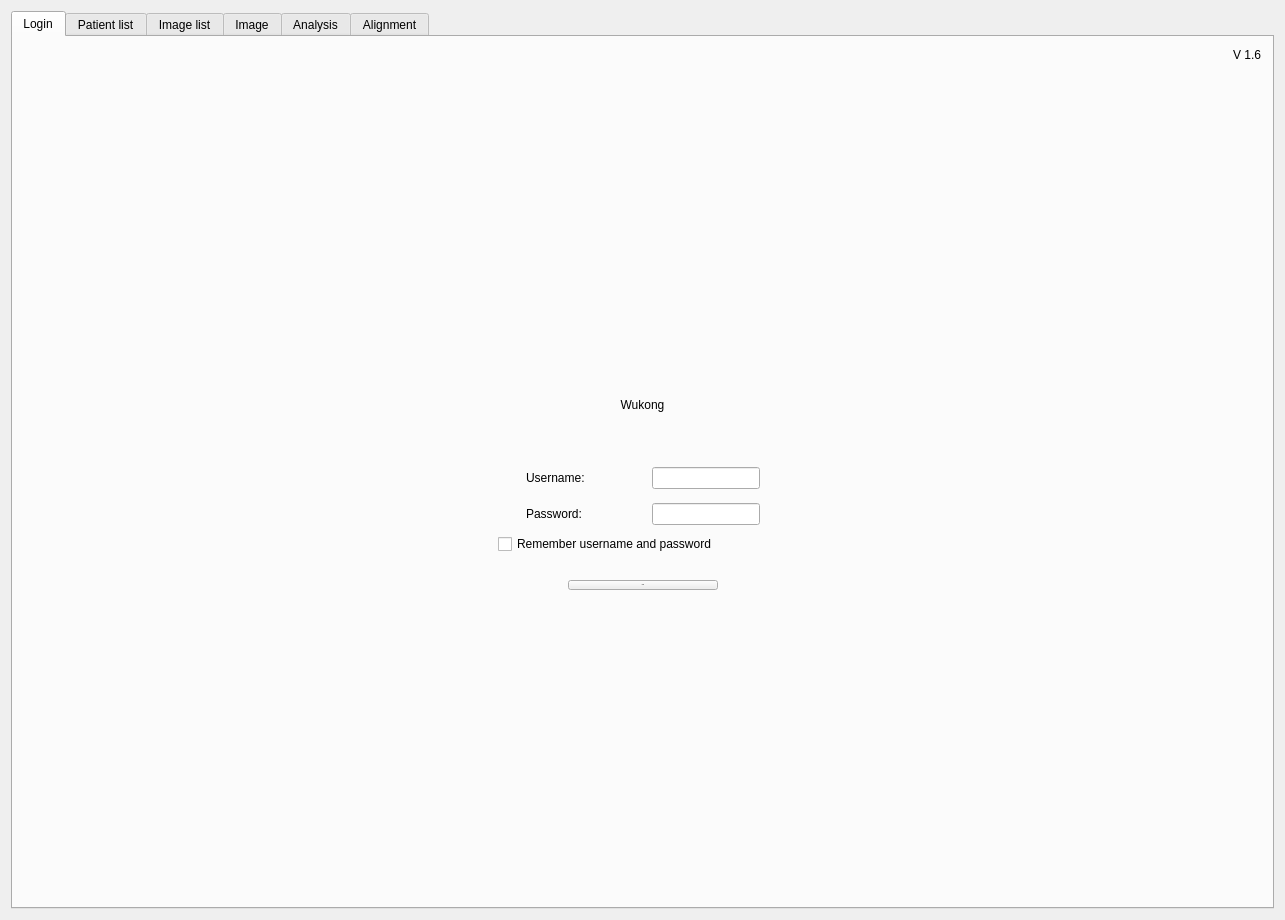
The window that DesktopApp/desktopapp.ui (michaelfong2017/landmark-annotator-desktop) describes before a commit, drawn with Qt 5.
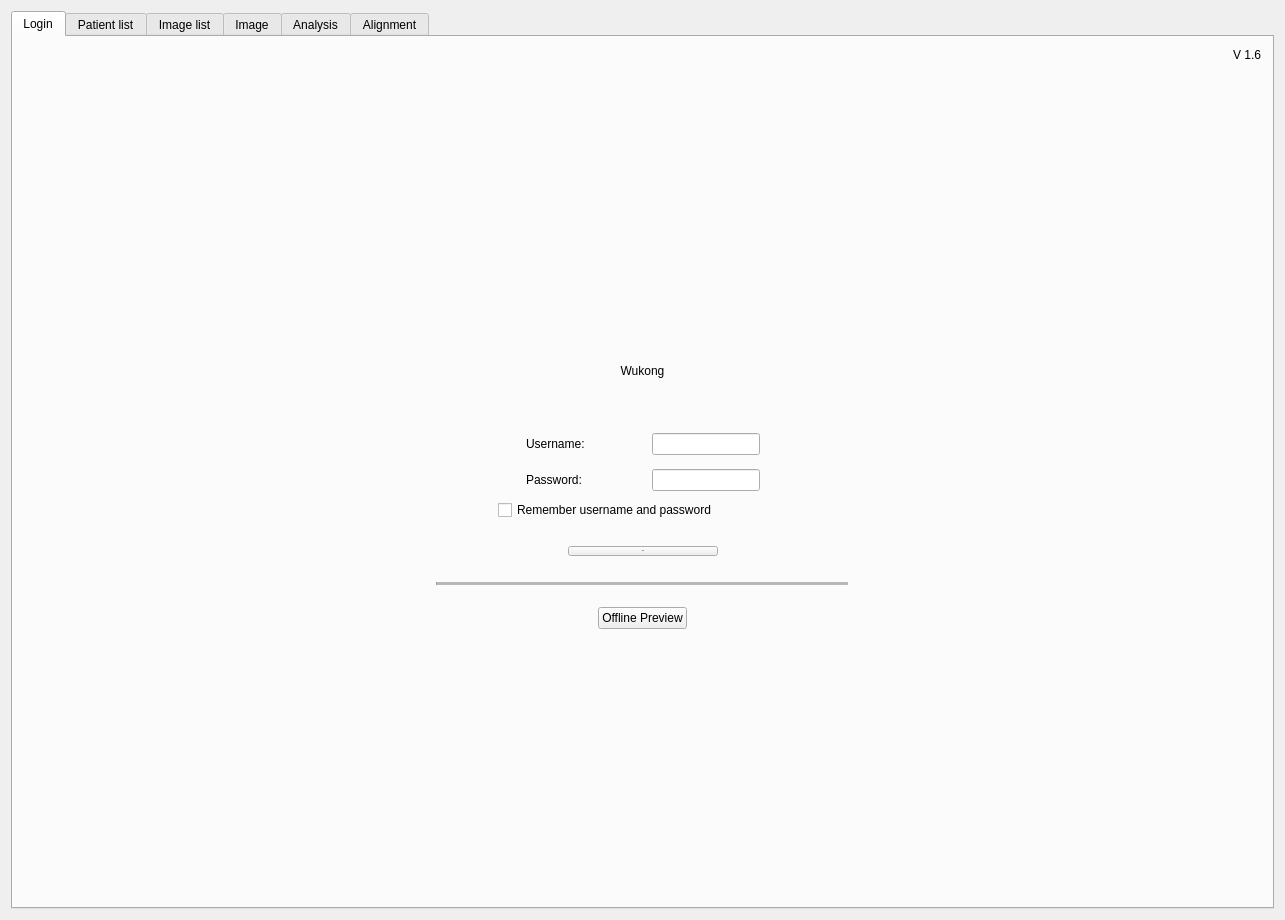
The same window after the commit.

Commit message: - If disconnected during log in, show alert / timeout. - Preview function / Offline login. - Log out. - Switch between Chinese and English main code.

```diff
--- a/DesktopApp/desktopapp.ui
+++ b/DesktopApp/desktopapp.ui
@@ -454,6 +454,124 @@
          </item>
         </layout>
        </item>
+       <item>
+        <spacer name="verticalSpacer_8">
+         <property name="orientation">
+          <enum>Qt::Vertical</enum>
+         </property>
+         <property name="sizeType">
+          <enum>QSizePolicy::Minimum</enum>
+         </property>
+         <property name="sizeHint" stdset="0">
+          <size>
+           <width>20</width>
+           <height>7</height>
+          </size>
+         </property>
+        </spacer>
+       </item>
+       <item>
+        <layout class="QHBoxLayout" name="horizontalLayout_6">
+         <item>
+          <spacer name="horizontalSpacer_11">
+           <property name="orientation">
+            <enum>Qt::Horizontal</enum>
+           </property>
+           <property name="sizeHint" stdset="0">
+            <size>
+             <width>40</width>
+             <height>20</height>
+            </size>
+           </property>
+          </spacer>
+         </item>
+         <item>
+          <widget class="Line" name="line">
+           <property name="sizePolicy">
+            <sizepolicy hsizetype="Expanding" vsizetype="Fixed">
+             <horstretch>0</horstretch>
+             <verstretch>0</verstretch>
+            </sizepolicy>
+           </property>
+           <property name="midLineWidth">
+            <number>3</number>
+           </property>
+           <property name="orientation">
+            <enum>Qt::Horizontal</enum>
+           </property>
+          </widget>
+         </item>
+         <item>
+          <spacer name="horizontalSpacer_10">
+           <property name="orientation">
+            <enum>Qt::Horizontal</enum>
+           </property>
+           <property name="sizeHint" stdset="0">
+            <size>
+             <width>40</width>
+             <height>20</height>
+            </size>
+           </property>
+          </spacer>
+         </item>
+        </layout>
+       </item>
+       <item>
+        <spacer name="verticalSpacer_9">
+         <property name="orientation">
+          <enum>Qt::Vertical</enum>
+         </property>
+         <property name="sizeType">
+          <enum>QSizePolicy::Minimum</enum>
+         </property>
+         <property name="sizeHint" stdset="0">
+          <size>
+           <width>20</width>
+           <height>7</height>
+          </size>
+         </property>
+        </spacer>
+       </item>
+       <item>
+        <layout class="QHBoxLayout" name="horizontalLayout_9">
+         <item>
+          <spacer name="horizontalSpacer_9">
+           <property name="orientation">
+            <enum>Qt::Horizontal</enum>
+           </property>
+           <property name="sizeHint" stdset="0">
+            <size>
+             <width>40</width>
+             <height>20</height>
+            </size>
+           </property>
+          </spacer>
+         </item>
+         <item>
+          <widget class="QPushButton" name="offlineModeButton">
+           <property name="styleSheet">
+            <string notr="true">font: 20px &quot;MS Shell Dlg 2&quot;;</string>
+           </property>
+           <property name="text">
+            <string>Offline Preview</string>
+           </property>
+          </widget>
+         </item>
+         <item>
+          <spacer name="horizontalSpacer_8">
+           <property name="orientation">
+            <enum>Qt::Horizontal</enum>
+           </property>
+           <property name="sizeHint" stdset="0">
+            <size>
+             <width>40</width>
+             <height>20</height>
+            </size>
+           </property>
+          </spacer>
+         </item>
+        </layout>
+       </item>
        <item>
         <spacer name="verticalSpacer_2">
          <property name="orientation">
```
Left out of the diff: 52 changed lines with no effect on the pictures. The commit also changes 14 other files.
